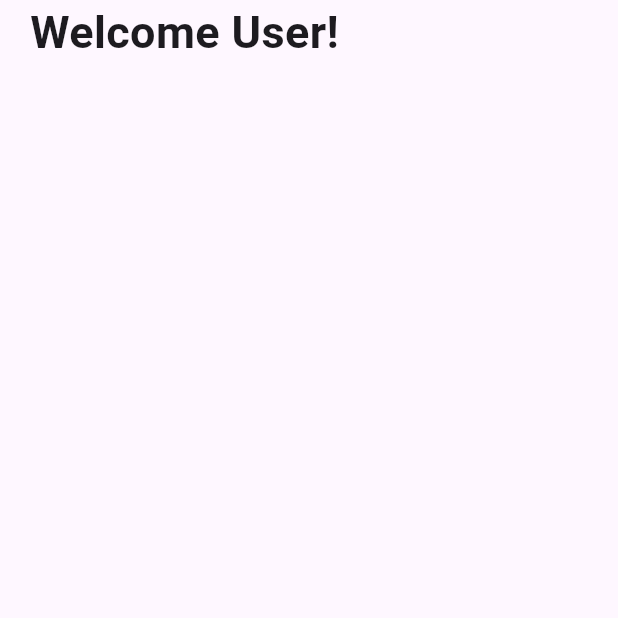
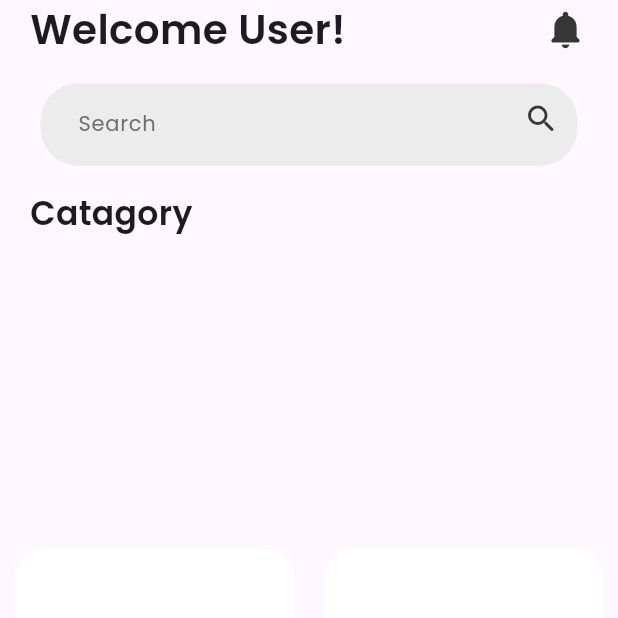
Before and after one commit to Mani1820/Green-Route, a Flutter app: the HomeScreen screen opened directly, on a phone screen of 412 x 824 dp, the top half of it. Run offline on Flutter 3.47's test engine with Material 3 defaults, Android fonts, the phone set to English and light mode, and no system bars; our stand-ins replace firebase_auth, firebase_core, flutter_riverpod; accounts and stored records are empty; Roboto replaces fonts that are missing (popins).

Commit message:
feat: Implement product and category models, add home screen layout, and set up navigation
- Added `Categories` and `Products` models to represent product and category data.
- Created `HomeScreen` with a search bar, category display, and product grid.
- Implemented `TabScreen` for navigation between different sections of the app.
- Integrated Riverpod for state management of products and categories.

```diff
--- a/green_route/lib/Common_Widget/rounded_text_field.dart
+++ b/green_route/lib/Common_Widget/rounded_text_field.dart
@@ -9,7 +9,7 @@ class RoundedTextField extends StatelessWidget {
     this.validator,
     this.obscureText = false,
     this.keyboardType = TextInputType.text,
-    this.suffixIcon,
+    this.prefixIcon,
   });
 
   final String hintText;
@@ -17,7 +17,7 @@ class RoundedTextField extends StatelessWidget {
   final String? Function(String?)? validator;
   final bool obscureText;
   final TextInputType keyboardType;
-  final Icon? suffixIcon;
+  final Icon? prefixIcon;
 
   @override
   Widget build(BuildContext context) {
@@ -38,14 +38,14 @@ class RoundedTextField extends StatelessWidget {
           decoration: InputDecoration(
             border: InputBorder.none,
             hintText: hintText,
-            contentPadding: EdgeInsets.only(left: 25, top: 10),
+            contentPadding: EdgeInsets.only(left: 25, top: 15),
             hintStyle: TextStyle(
               color: ColorExtension.secondarytextColor,
               fontSize: 14,
               fontWeight: FontWeight.w400,
               fontFamily: 'Poppins',
             ),
-            suffixIcon: suffixIcon,
+            suffixIcon: prefixIcon,
           ),
         ),
       ),
--- a/green_route/lib/Screen/Onboarding/Login/login_screen.dart
+++ b/green_route/lib/Screen/Onboarding/Login/login_screen.dart
@@ -4,7 +4,7 @@ import 'package:green_route/Common/color_extension.dart';
 import 'package:green_route/Common_Widget/rounded_button.dart';
 import 'package:green_route/Common_Widget/rounded_text_field.dart';
 import 'package:green_route/Screen/Onboarding/Signup/signup_screen.dart';
-import 'package:green_route/Screen/home/tab_screen.dart';
+import 'package:green_route/Screen/home/view/tab_screen.dart';
 
 class LoginScreen extends StatefulWidget {
   const LoginScreen({super.key});
--- a/green_route/lib/Screen/Onboarding/Signup/signup_screen.dart
+++ b/green_route/lib/Screen/Onboarding/Signup/signup_screen.dart
@@ -3,7 +3,7 @@ import 'package:flutter/material.dart';
 import 'package:green_route/Common/color_extension.dart';
 import 'package:green_route/Common_Widget/rounded_text_field.dart';
 import 'package:green_route/Screen/Onboarding/Login/login_screen.dart';
-import 'package:green_route/Screen/home/tab_screen.dart';
+import 'package:green_route/Screen/home/view/tab_screen.dart';
 
 import '../../../Common_Widget/rounded_button.dart';
 
@@ -192,7 +192,9 @@ class _SignupScreenState extends State<SignupScreen> {
                             onPressed: () async {
                               if (_formKey.currentState!.validate()) {
                                 await _signupWithEmailAndPassword();
+
                                 Navigator.pushAndRemoveUntil(
+                                  // ignore: use_build_context_synchronously
                                   context,
                                   MaterialPageRoute(
                                     builder: (context) => const TabScreen(),
--- a/green_route/lib/Screen/home/home_screen.dart
+++ /dev/null
@@ -1,37 +0,0 @@
-import 'package:flutter/material.dart';
-
-class HomeScreen extends StatefulWidget {
-  const HomeScreen({super.key});
-
-  @override
-  State<HomeScreen> createState() => _HomeScreenState();
-}
-
-class _HomeScreenState extends State<HomeScreen> {
-  @override
-  Widget build(BuildContext context) {
-    return const Scaffold(
-      body: SingleChildScrollView(
-        child: SafeArea(
-          child: Column(
-            children: [
-              Padding(
-                padding: EdgeInsets.symmetric(
-                  horizontal: 20,
-                ),
-                child: Text(
-                  'Welcome User!',
-                  style: TextStyle(
-                    fontSize: 30,
-                    fontWeight: FontWeight.w600,
-                    fontFamily: 'popins',
-                  ),
-                ),
-              ),
-            ],
-          ),
-        ),
-      ),
-    );
-  }
-}
--- /dev/null
+++ b/green_route/lib/Screen/home/view/home_screen.dart
@@ -0,0 +1,126 @@
+import 'package:flutter/material.dart';
+import 'package:flutter_riverpod/flutter_riverpod.dart';
+import 'package:green_route/Common_Widget/rounded_text_field.dart';
+import 'package:green_route/core/provider/products_provider.dart';
+
+class HomeScreen extends ConsumerStatefulWidget {
+  const HomeScreen({super.key});
+
+  @override
+  ConsumerState<HomeScreen> createState() => _HomeScreenState();
+}
+
+class _HomeScreenState extends ConsumerState<HomeScreen> {
+  @override
+  Widget build(BuildContext context) {
+    var size = MediaQuery.of(context).size;
+    final productDetails = ref.watch(allProductProvider);
+    final categoryDetails = ref.watch(categoryProvider);
+    return Scaffold(
+      body: SingleChildScrollView(
+        child: SafeArea(
+          child: Column(
+            crossAxisAlignment: CrossAxisAlignment.start,
+            children: [
+              Padding(
+                padding: EdgeInsets.symmetric(
+                  horizontal: 20,
+                ),
+                child: Row(
+                  mainAxisAlignment: MainAxisAlignment.spaceBetween,
+                  children: [
+                    Text(
+                      'Welcome User!',
+                      style: TextStyle(
+                        fontSize: 27,
+                        fontWeight: FontWeight.w600,
+                        fontFamily: 'poppins',
+                      ),
+                    ),
+                    Icon(
+                      Icons.notifications_rounded,
+                      size: 30,
+                      color: Color.fromARGB(255, 55, 54, 54),
+                    ),
+                  ],
+                ),
+              ),
+              SizedBox(
+                height: size.height * 0.02,
+              ),
+              RoundedTextField(
+                hintText: 'Search',
+                controller: TextEditingController(),
+                prefixIcon: const Icon(
+                  Icons.search_rounded,
+                  color: Color.fromARGB(255, 55, 54, 54),
+                ),
+              ),
+              SizedBox(
+                height: size.height * 0.02,
+              ),
+              Padding(
+                padding: const EdgeInsets.symmetric(horizontal: 20),
+                child: Text(
+                  'Catagory',
+                  style: TextStyle(
+                    fontSize: 22,
+                    fontWeight: FontWeight.w600,
+                    fontFamily: 'poppins',
+                  ),
+                ),
+              ),
+              SizedBox(
+                height: size.height * 0.02,
+              ),
+              SizedBox(
+                height: size.height * 0.2,
+                child: ListView.builder(
+                  scrollDirection: Axis.horizontal,
+                  itemCount: categoryDetails.length,
+                  shrinkWrap: true,
+                  itemBuilder: (context, index) {
+                    return Container(
+                      height: size.height * 0.15,
+                      margin: const EdgeInsets.all(10),
+                      decoration: BoxDecoration(
+                        color: Colors.white,
+                        shape: BoxShape.circle,
+                        image: DecorationImage(
+                          image: AssetImage(
+                            categoryDetails.elementAt(index).imageUrl,
+                          ),
+                        ),
+                      ),
+                    );
+                  },
+                ),
+              ),
+              SizedBox(
+                height: size.height * 0.02,
+              ),
+              GridView.builder(
+                  shrinkWrap: true,
+                  gridDelegate: SliverGridDelegateWithFixedCrossAxisCount(
+                      crossAxisCount: 2),
+                  itemCount: productDetails.length,
+                  physics: const NeverScrollableScrollPhysics(),
+                  itemBuilder: (context, index) {
+                    return Container(
+                      height: size.height * 0.25,
+                      width: size.width * 0.45,
+                      margin: const EdgeInsets.all(10),
+                      decoration: BoxDecoration(
+                        color: Colors.white,
+                        borderRadius: BorderRadius.circular(20),
+                      ),
+                      child: Column(children: []),
+                    );
+                  })
+            ],
+          ),
+        ),
+      ),
+    );
+  }
+}
--- a/green_route/pubspec.yaml
+++ b/green_route/pubspec.yaml
@@ -37,6 +37,7 @@ dependencies:
   firebase_core: ^3.13.0
   firebase_auth: ^5.5.2
   cloud_firestore: ^5.6.6
+  flutter_riverpod: ^2.6.1
 
 dev_dependencies:
   flutter_test:
```
Also changed, not shown: green_route/lib/Common_Widget/tab_button.dart (+4 -7 lines), green_route/lib/Models/category_model.dart (added, +10 -0 lines), green_route/lib/Models/product_model.dart (added, +25 -0 lines), green_route/lib/Screen/home/tab_screen.dart (deleted, +0 -116 lines), green_route/lib/Screen/home/view/tab_screen.dart (added, +108 -0 lines), green_route/lib/core/provider/products_provider.dart (added, +145 -0 lines), green_route/lib/main.dart (+7 -4 lines), green_route/pubspec.lock, 126 other files.
